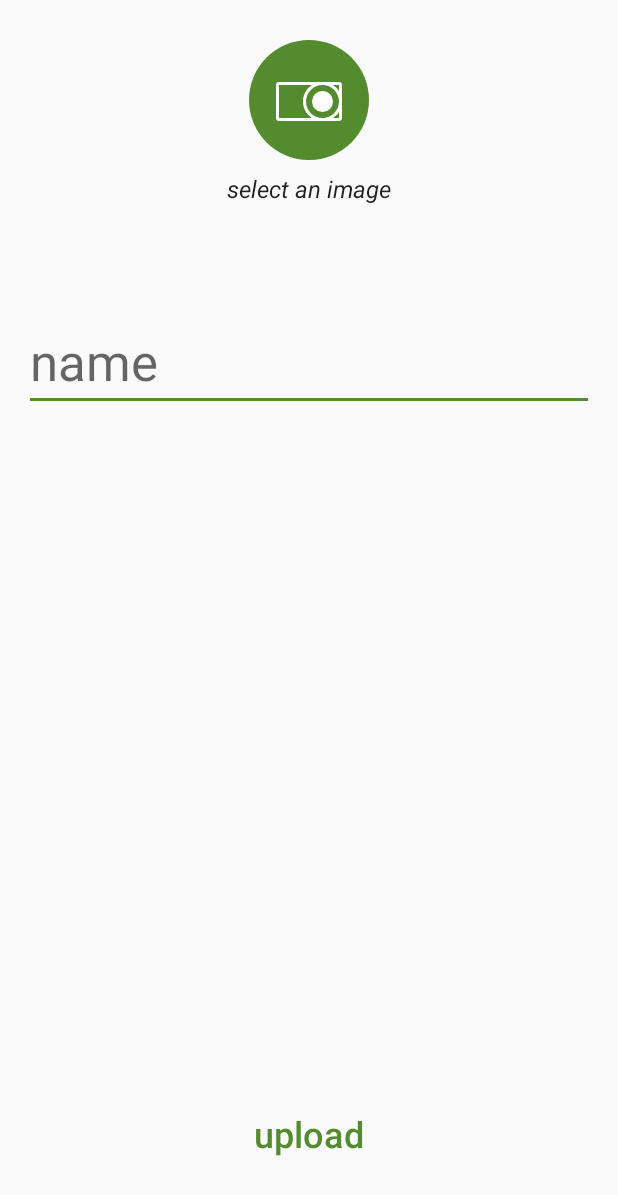
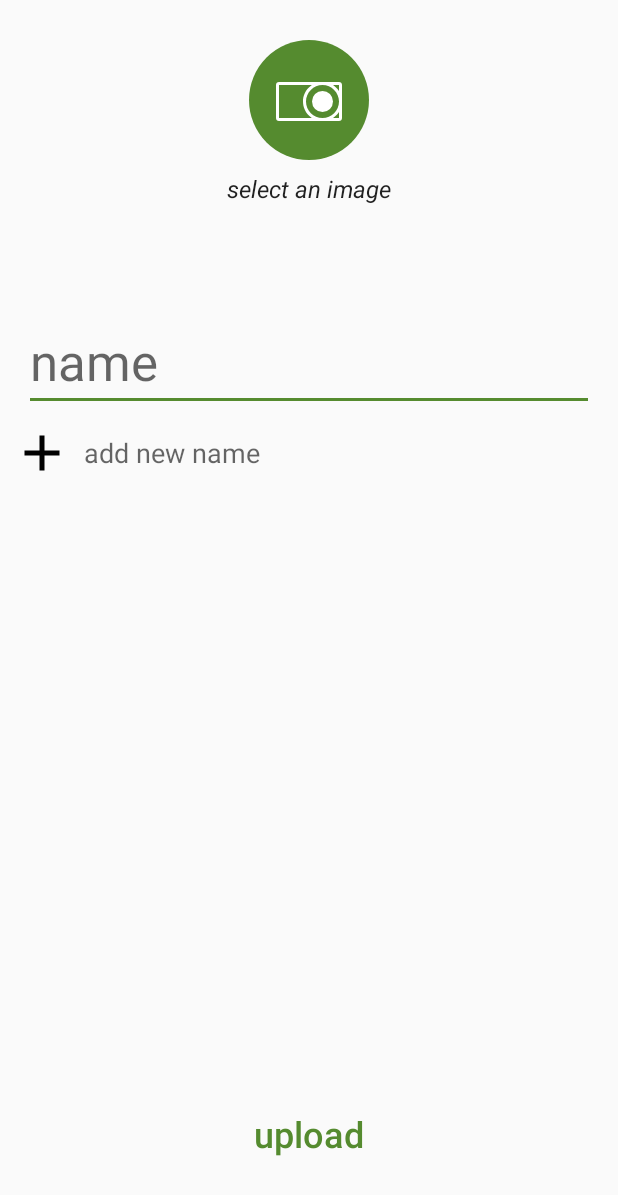
Before and after one commit to iiridescent/ordo, an Android app: the layout activity_game_object_upload.xml on its own in the app's theme, with its tools: preview values and no code run, on a phone screen of 412 x 824 dp. Shown: the top 1195 px of the screen. Run offline under Robolectric (Android 15) with nearby library versions, the phone set to English and light mode, and no system bars.

Commit message:
Add static UI for multiple names

```diff
--- /dev/null
+++ b/app/src/main/res/drawable/ic_add_alias_24dp.xml
@@ -0,0 +1,9 @@
+<vector xmlns:android="http://schemas.android.com/apk/res/android"
+        android:width="24dp"
+        android:height="24dp"
+        android:viewportWidth="24.0"
+        android:viewportHeight="24.0">
+    <path
+        android:fillColor="#FF000000"
+        android:pathData="M19,13h-6v6h-2v-6H5v-2h6V5h2v6h6v2z"/>
+</vector>
--- a/app/src/main/res/layout/activity_game_object_upload.xml
+++ b/app/src/main/res/layout/activity_game_object_upload.xml
@@ -80,4 +80,39 @@
             android:scaleType="centerCrop"
             app:layout_constraintHorizontal_bias="0.0"/>
 
+    <LinearLayout
+        android:layout_width="wrap_content"
+        android:layout_height="wrap_content"
+        android:orientation="horizontal"
+        android:layout_marginLeft="8dp"
+        android:layout_marginRight="8dp"
+        android:layout_marginTop="8dp"
+        android:clickable="true"
+        android:background="?attr/selectableItemBackground"
+        android:paddingRight="8dp"
+        app:layout_constraintHorizontal_bias="0.024"
+        app:layout_constraintLeft_toLeftOf="parent"
+        app:layout_constraintTop_toBottomOf="@+id/gameObjectUploadNameField">
+        <ImageView
+            android:id="@+id/imageView"
+            android:layout_width="40dp"
+            android:layout_height="40dp"
+            app:layout_constraintHorizontal_bias="0.024"
+            app:layout_constraintLeft_toLeftOf="parent"
+            app:layout_constraintTop_toBottomOf="@+id/gameObjectUploadNameField"
+            app:srcCompat="@drawable/ic_add_alias_24dp" />
+
+        <TextView
+            android:id="@+id/textView"
+            android:layout_width="wrap_content"
+            android:layout_height="wrap_content"
+            android:layout_gravity="center_vertical"
+            android:text="add new name"
+            android:textAppearance="@style/TextAppearance.AppCompat.Medium"
+            app:layout_constraintLeft_toRightOf="@+id/imageView"
+            android:layout_marginLeft="8dp"
+            app:layout_constraintTop_toTopOf="@+id/imageView"
+            app:layout_constraintBottom_toBottomOf="@+id/imageView" />
+    </LinearLayout>
+
 </android.support.constraint.ConstraintLayout>
```
